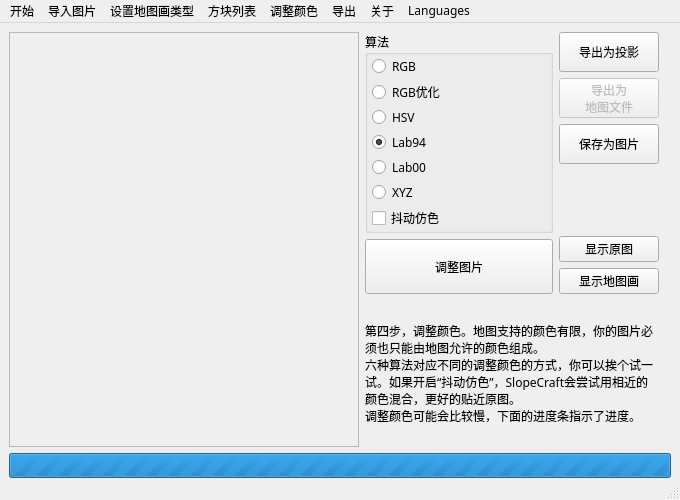
Qt form others/mainwindow.ui (SlopeCraft/SlopeCraft) before a commit.
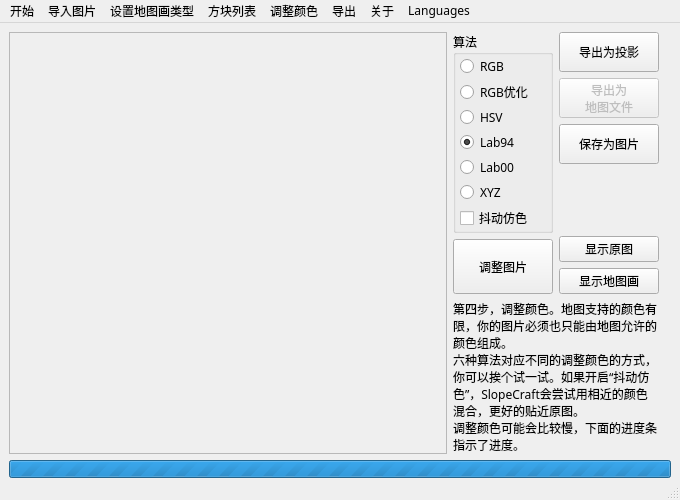
The same form after that commit. Icons and pictures are not drawn.

Diff of the .ui file:
```diff
--- a/others/mainwindow.ui
+++ b/others/mainwindow.ui
@@ -8933,6 +8933,12 @@
                 <height>55</height>
                </size>
               </property>
+              <property name="maximumSize">
+               <size>
+                <width>100</width>
+                <height>16777215</height>
+               </size>
+              </property>
               <property name="font">
                <font>
                 <family>微软雅黑</family>
```
